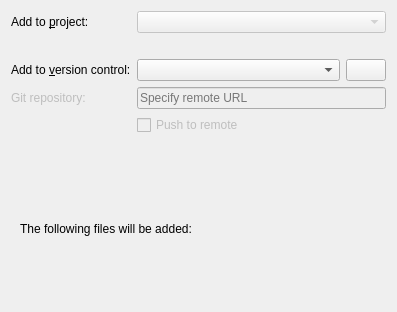
The window that plugin-src/external/projectexplorer/projectwizardpage.ui (VMironiuk/milo-qtcreator-plugin) describes before a commit, drawn with Qt 5.
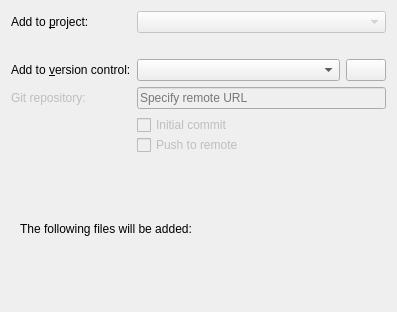
The same window after the commit. Custom widgets are drawn as their Qt base class.

Commit message: Updated git operations for MiloSummary page

```diff
--- a/plugin-src/external/projectexplorer/projectwizardpage.ui
+++ b/plugin-src/external/projectexplorer/projectwizardpage.ui
@@ -13,7 +13,7 @@
   <property name="title">
    <string>Project Management</string>
   </property>
-  <layout class="QVBoxLayout" name="verticalLayout">
+  <layout class="QVBoxLayout" name="verticalLayout_3">
    <item>
     <layout class="QGridLayout" name="gridLayout">
      <item row="0" column="0">
@@ -42,7 +42,7 @@
        </property>
       </widget>
      </item>
-     <item row="1" column="1">
+     <item row="1" column="1" colspan="2">
       <widget class="QLabel" name="additionalInfo">
        <property name="text">
         <string/>
@@ -100,6 +100,21 @@
       </widget>
      </item>
      <item row="4" column="1" colspan="2">
+      <layout class="QVBoxLayout" name="verticalLayout">
+       <property name="spacing">
+        <number>0</number>
+       </property>
+       <item>
+        <widget class="QCheckBox" name="initialCommitCheckBox">
+         <property name="enabled">
+          <bool>false</bool>
+         </property>
+         <property name="text">
+          <string>Initial commit</string>
+         </property>
+        </widget>
+       </item>
+       <item>
       <widget class="QCheckBox" name="pushToRemoteCheckBox">
        <property name="enabled">
         <bool>false</bool>
@@ -111,6 +126,8 @@
      </item>
     </layout>
    </item>
+    </layout>
+   </item>
    <item>
     <widget class="QScrollArea" name="scrollArea">
      <property name="frameShape">
@@ -131,7 +148,7 @@
         <x>0</x>
         <y>0</y>
         <width>379</width>
-        <height>147</height>
+        <height>122</height>
        </rect>
       </property>
       <layout class="QVBoxLayout" name="verticalLayout_2">
```
Lines whose indentation alone changed are shown as unchanged. The commit also changes 2 other files.
